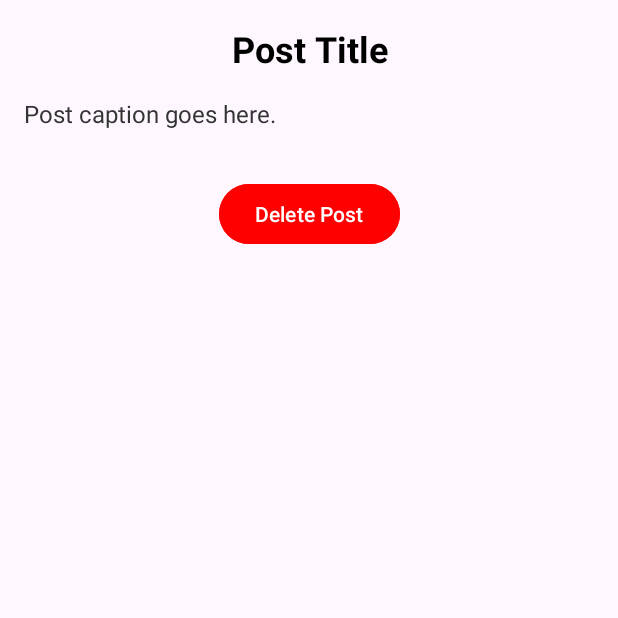
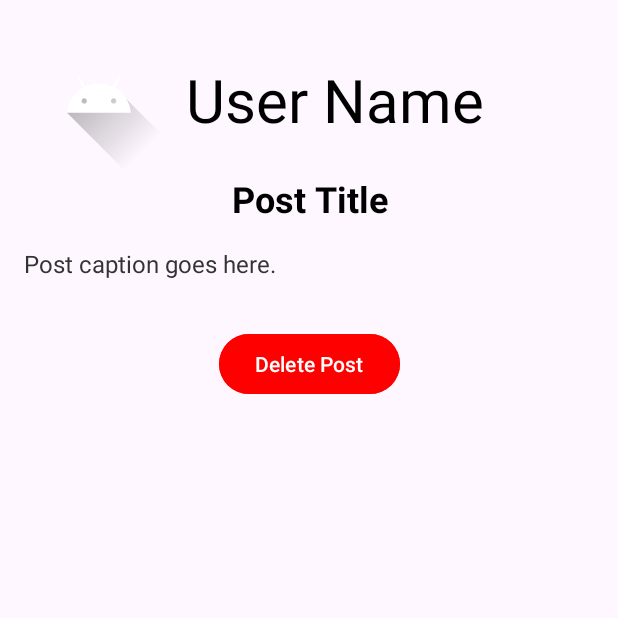
Before and after one commit to BudguetteSP/Budguette, an Android app: the PostDetailActivity screen opened directly, with no data from a screen before it, on a phone screen of 412 x 824 dp, the top half of it. Run offline under Robolectric (Android 15) with nearby library versions, the phone set to English and light mode, and no system bars; our stand-ins replace Firebase (no records; nobody signed in at launch, a user with empty details on screens opened directly); 1 statement that could not run was skipped.

Commit message:
User's profile and picture shown on their post detail

```diff
--- a/app/src/main/res/layout/activity_post_detail.xml
+++ b/app/src/main/res/layout/activity_post_detail.xml
@@ -6,6 +6,45 @@
     android:layout_width="match_parent"
     android:layout_height="match_parent"
     android:padding="16dp">
+
+    <!-- User Info (Profile Picture and Name) -->
+    <androidx.constraintlayout.widget.ConstraintLayout
+        android:id="@+id/user_info_layout"
+        android:layout_width="0dp"
+        android:layout_height="wrap_content"
+        app:layout_constraintTop_toTopOf="parent"
+        app:layout_constraintStart_toStartOf="parent"
+        app:layout_constraintEnd_toEndOf="parent"
+        app:layout_constraintBottom_toTopOf="@id/post_detail_title">
+
+        <!-- Profile Image -->
+        <ImageView
+            android:id="@+id/post_user_image"
+            android:layout_width="100dp"
+            android:layout_height="100dp"
+            android:layout_marginEnd="30dp"
+            android:src="@drawable/ic_defaultprofile_background"
+            android:contentDescription="Profile Image"
+            app:layout_constraintStart_toStartOf="parent"
+            app:layout_constraintTop_toTopOf="parent"
+            app:layout_constraintBottom_toBottomOf="parent"
+            android:scaleType="centerCrop"/>
+
+        <!-- Username -->
+        <TextView
+            android:id="@+id/post_user_name"
+            android:layout_width="wrap_content"
+            android:layout_height="wrap_content"
+            android:text="User Name"
+            android:textSize="40sp"
+            android:textColor="#000000"
+            app:layout_constraintStart_toEndOf="@id/post_user_image"
+            app:layout_constraintTop_toTopOf="parent"
+            app:layout_constraintBottom_toBottomOf="parent"
+            android:layout_marginStart="8dp"
+            android:gravity="start" />
+
+    </androidx.constraintlayout.widget.ConstraintLayout>
 
     <!-- Post Title -->
     <TextView
@@ -16,10 +55,10 @@
         android:textSize="24sp"
         android:textStyle="bold"
         android:textColor="#000000"
-        app:layout_constraintTop_toTopOf="parent"
+        app:layout_constraintTop_toBottomOf="@id/user_info_layout"
         app:layout_constraintStart_toStartOf="parent"
         app:layout_constraintEnd_toEndOf="parent"
-        android:gravity="center" />
+        android:gravity="center"/>
 
     <!-- Post Caption -->
     <TextView
@@ -32,7 +71,7 @@
         android:layout_marginTop="16dp"
         app:layout_constraintTop_toBottomOf="@id/post_detail_title"
         app:layout_constraintStart_toStartOf="parent"
-        app:layout_constraintEnd_toEndOf="parent" />
+        app:layout_constraintEnd_toEndOf="parent"/>
 
     <!-- Delete Button -->
     <Button
@@ -45,6 +84,6 @@
         android:layout_marginTop="32dp"
         app:layout_constraintTop_toBottomOf="@id/post_detail_caption"
         app:layout_constraintStart_toStartOf="parent"
-        app:layout_constraintEnd_toEndOf="parent" />
+        app:layout_constraintEnd_toEndOf="parent"/>
 
 </androidx.constraintlayout.widget.ConstraintLayout>
```
Also changed, not shown: app/src/main/java/com/example/budguette/PostDetailActivity.kt (+44 -21 lines).
